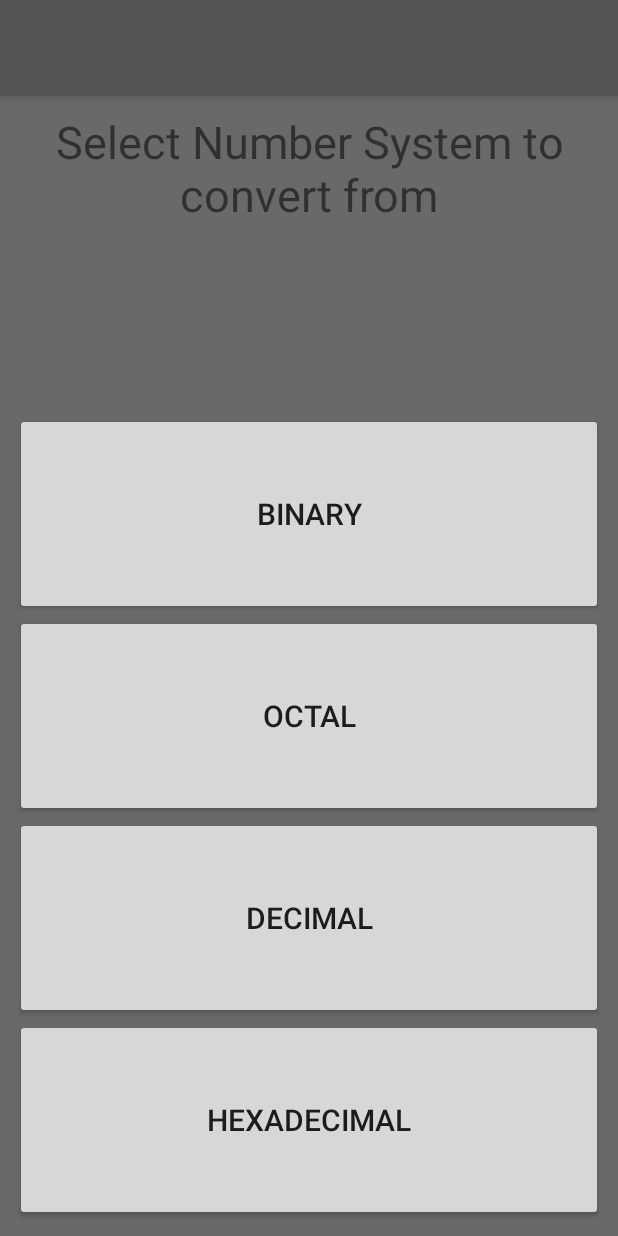
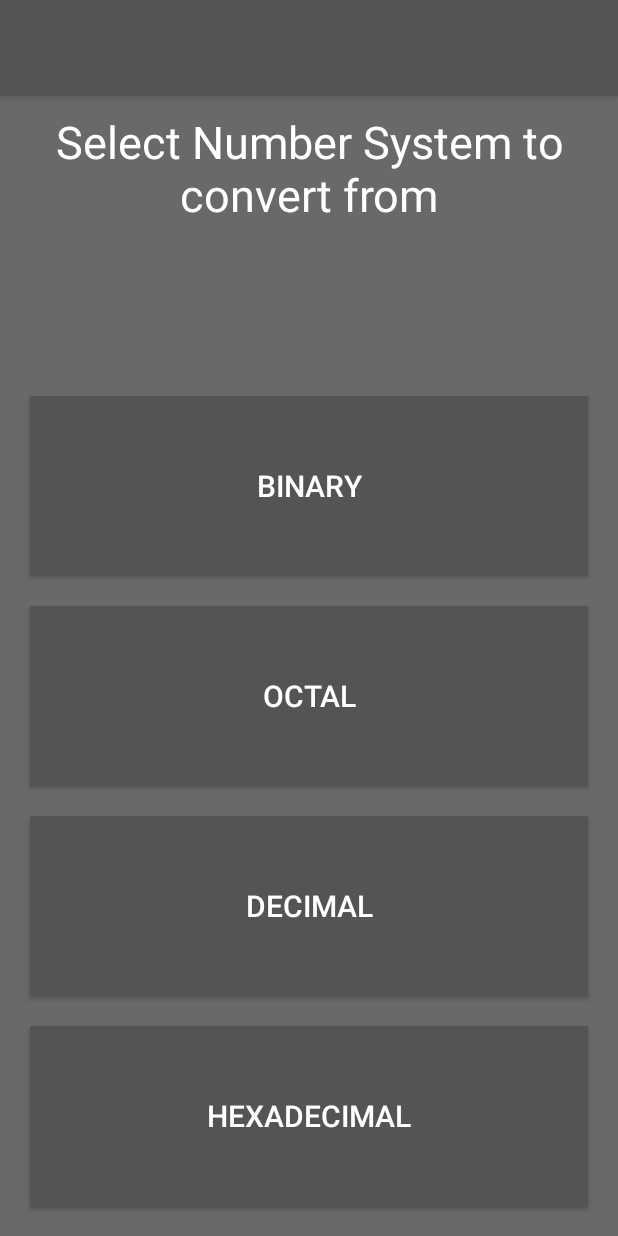
Before and after one commit to codeb1ooded/Calculator, an Android app: the ConversionActivityNS screen opened directly, with no data from a screen before it, on a phone screen of 412 x 824 dp. Run offline under Robolectric (Android 15) with nearby library versions, the phone set to English and light mode, and no system bars.

```diff
--- a/app/src/main/res/layout/conversion_activity_ns.xml
+++ b/app/src/main/res/layout/conversion_activity_ns.xml
@@ -44,6 +44,7 @@
                 android:textSize="@dimen/text_view_title_size"
                 android:layout_gravity="center_horizontal"
                 android:textAlignment="center"
+                android:textColor="@color/colorButtonText"
                 android:text="@string/title_conversion_ns"/>
 
             <Button
@@ -54,6 +55,9 @@
                 android:textSize="@dimen/button_text_size"
                 android:layout_gravity="center_horizontal"
                 android:id="@+id/buttonBinary1"
+                android:layout_margin="@dimen/margin"
+                android:background="@color/colorToolbar"
+                android:textColor="@color/colorButtonText"
                 android:onClick="fromBinary"/>
 
             <Button
@@ -64,16 +68,22 @@
                 android:textSize="@dimen/button_text_size"
                 android:layout_gravity="center_horizontal"
                 android:id="@+id/buttonOctal1"
+                android:background="@color/colorToolbar"
+                android:textColor="@color/colorButtonText"
+                android:layout_margin="@dimen/margin"
                 android:onClick="fromOctal"/>
 
             <Button
                 android:layout_width="match_parent"
                 android:layout_height="0dp"
                 android:layout_weight="2"
+                android:background="@color/colorToolbar"
+                android:textColor="@color/colorButtonText"
                 android:text="@string/decimal"
                 android:textSize="@dimen/button_text_size"
                 android:layout_gravity="center_horizontal"
                 android:id="@+id/buttonDecimal1"
+                android:layout_margin="@dimen/margin"
                 android:onClick="fromDecimal"/>
 
             <Button
@@ -82,8 +92,11 @@
                 android:layout_weight="2"
                 android:text="@string/hexadecimal"
                 android:textSize="@dimen/button_text_size"
+                android:layout_margin="@dimen/margin"
                 android:layout_gravity="center_horizontal"
                 android:id="@+id/buttonHexadecimal1"
+                android:background="@color/colorToolbar"
+                android:textColor="@color/colorButtonText"
                 android:onClick="fromHexadecimal"/>
 
         </LinearLayout>
```
Also changed, not shown: app/src/main/java/com/example/megha/scientificcalculator/MainActivity.java (+24 -4 lines).
